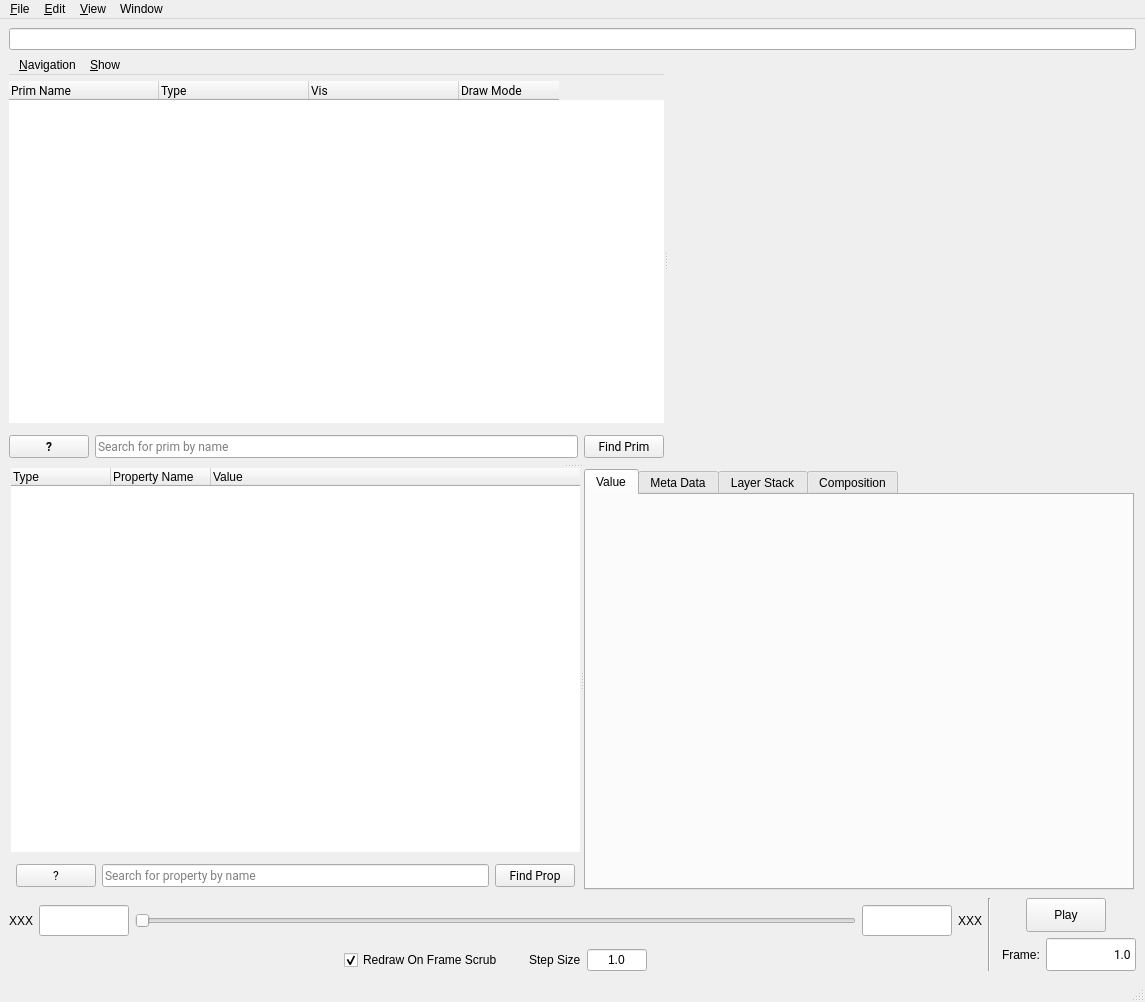
PixarAnimationStudios/OpenUSD, file pxr/usdImaging/usdviewq/mainWindowUI.ui: the form before one commit.
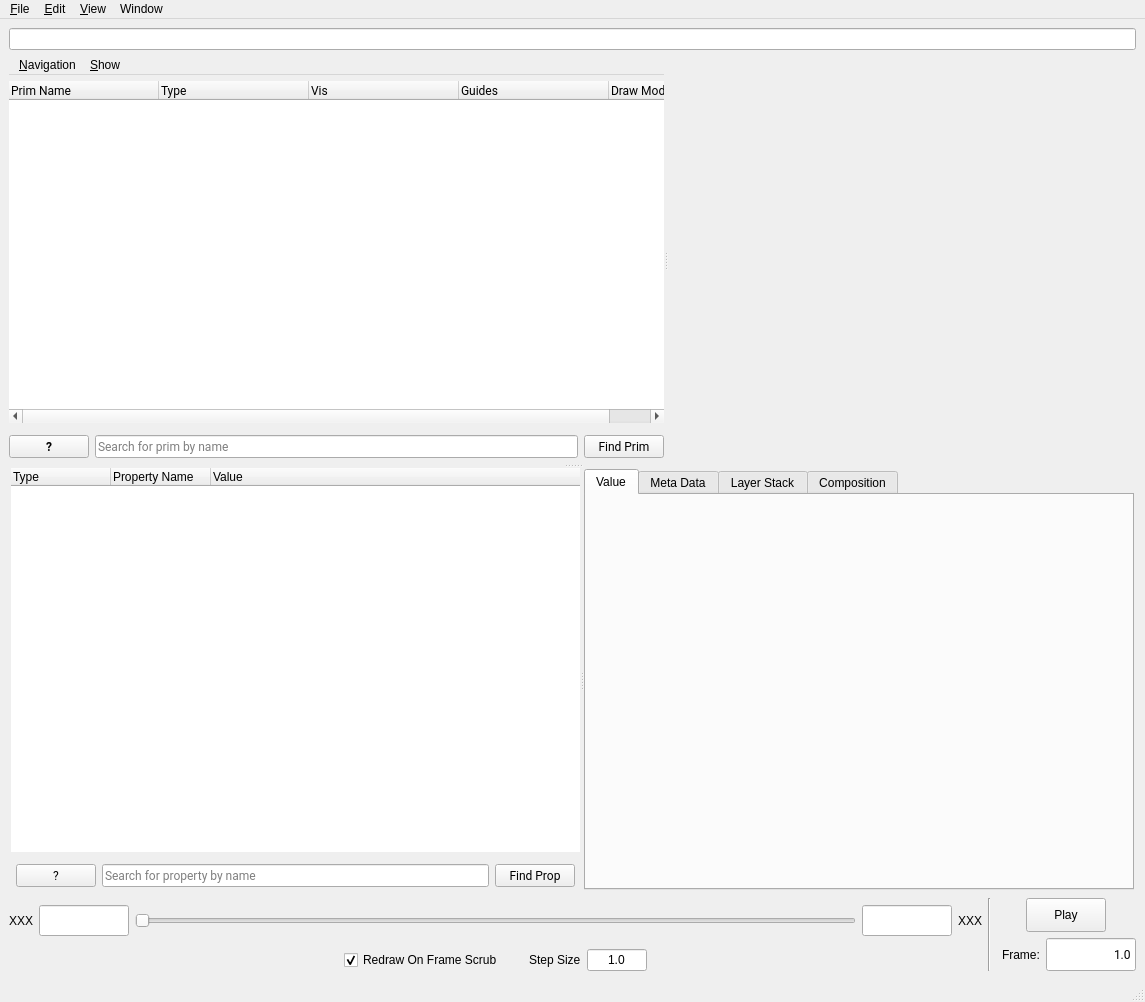
The form after the commit. Custom widgets are drawn as their Qt base class.

Commit message:
Created guides column in for the primview in usdview to choose which cameras to show oracles on. This can later be extended for showing/hiding other kinds of guides.
(Internal change: 2242277)

What changed in the file:
```diff
--- a/pxr/usdImaging/usdviewq/mainWindowUI.ui
+++ b/pxr/usdImaging/usdviewq/mainWindowUI.ui
@@ -232,6 +232,11 @@
              <set>AlignLeading|AlignVCenter</set>
             </property>
            </column>
+           <column>
+            <property name="text">
+             <string>Guides</string>
+            </property>
+           </column>
            <column>
             <property name="text">
              <string>Draw Mode</string>
```
The commit also changes 4 other files.
